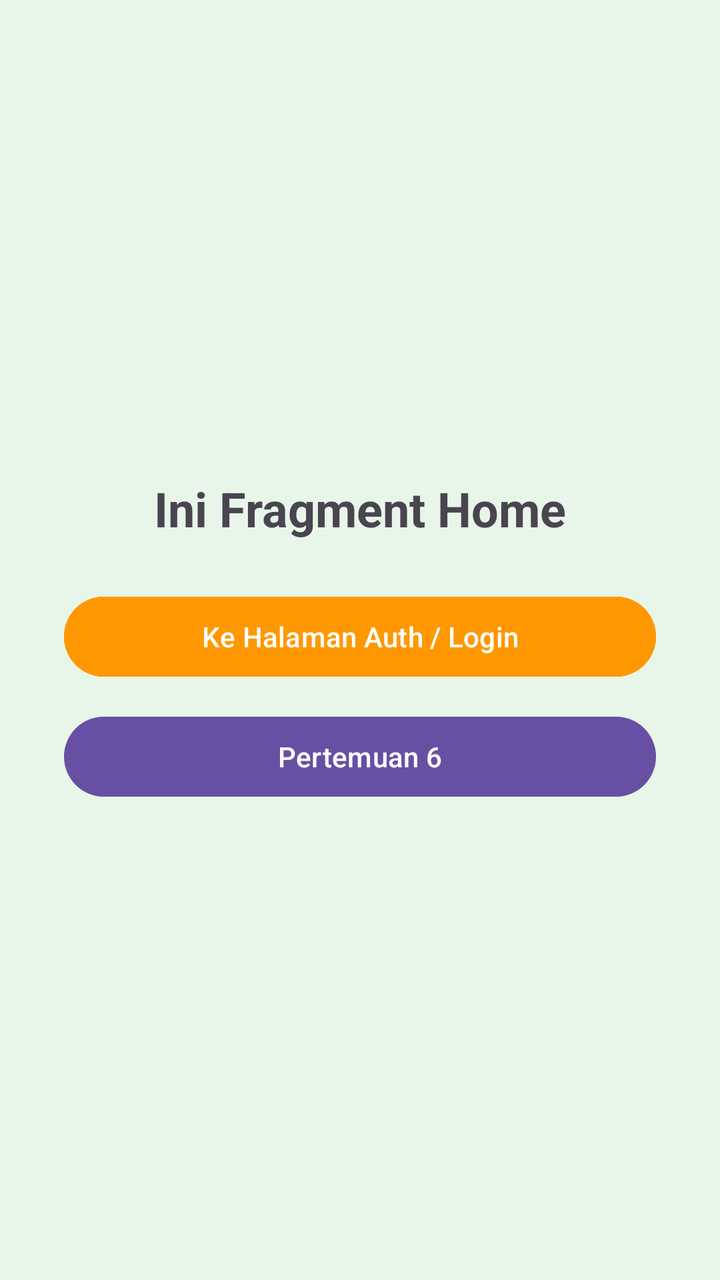
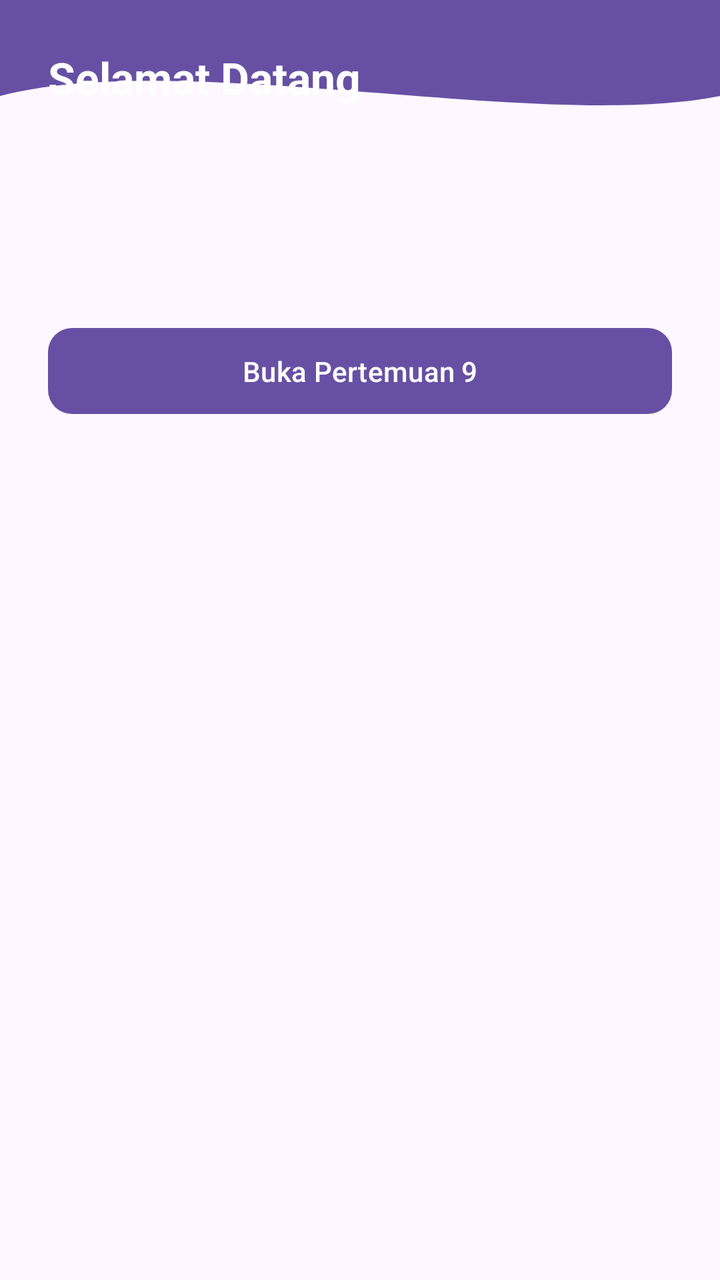

Compare the two renders of this Android layout. The source of the first and the diff that turns it into the second are given below.
<!-- AndroidManifest.xml: application theme Theme.Mars_farhan3TIE -->
<!-- res/layout/fragment_home.xml -->
<?xml version="1.0" encoding="utf-8"?>
<androidx.constraintlayout.widget.ConstraintLayout xmlns:android="http://schemas.android.com/apk/res/android"
    xmlns:app="http://schemas.android.com/apk/res-auto"
    xmlns:tools="http://schemas.android.com/tools"
    android:layout_width="match_parent"
    android:layout_height="match_parent"
    android:background="#E8F5E9"
    tools:context=".Home.HomeFragment">

    <TextView
        android:id="@+id/textView3"
        android:layout_width="wrap_content"
        android:layout_height="wrap_content"
        android:text="Ini Fragment Home"
        android:textSize="24sp"
        android:textStyle="bold"
        app:layout_constraintBottom_toTopOf="@id/btnToAuth"
        app:layout_constraintEnd_toEndOf="parent"
        app:layout_constraintStart_toStartOf="parent"
        app:layout_constraintTop_toTopOf="parent"
        app:layout_constraintVertical_chainStyle="packed" />

    <Button
        android:id="@+id/btnToAuth"
        android:layout_width="0dp"
        android:layout_height="wrap_content"
        android:layout_marginHorizontal="32dp"
        android:layout_marginTop="24dp"
        android:backgroundTint="#FF9800"
        android:text="Ke Halaman Auth / Login"
        android:textColor="#FFFFFF"
        app:layout_constraintBottom_toTopOf="@id/btnPertemuan6"
        app:layout_constraintEnd_toEndOf="parent"
        app:layout_constraintStart_toStartOf="parent"
        app:layout_constraintTop_toBottomOf="@id/textView3" />

    <Button
        android:id="@+id/btnPertemuan6"
        android:layout_width="0dp"
        android:layout_height="wrap_content"
        android:layout_marginHorizontal="32dp"
        android:layout_marginTop="12dp"
        android:text="Pertemuan 6"
        app:layout_constraintBottom_toBottomOf="parent"
        app:layout_constraintEnd_toEndOf="parent"
        app:layout_constraintStart_toStartOf="parent"
        app:layout_constraintTop_toBottomOf="@id/btnToAuth" />

</androidx.constraintlayout.widget.ConstraintLayout>
<!-- resources referenced by this layout -->
<resources>
  <style name="Theme.Mars_farhan3TIE" parent="Base.Theme.Mars_farhan3TIE" />
  <style name="Base.Theme.Mars_farhan3TIE" parent="Theme.Material3.DayNight.NoActionBar">
          
          
      </style>
</resources>

<!-- the commit's change to res/layout/fragment_home.xml (unified diff, before → after) -->
@@ -1,49 +1,47 @@
 <?xml version="1.0" encoding="utf-8"?>
-<androidx.constraintlayout.widget.ConstraintLayout xmlns:android="http://schemas.android.com/apk/res/android"
+<androidx.constraintlayout.widget.ConstraintLayout
+    xmlns:android="http://schemas.android.com/apk/res/android"
     xmlns:app="http://schemas.android.com/apk/res-auto"
-    xmlns:tools="http://schemas.android.com/tools"
     android:layout_width="match_parent"
     android:layout_height="match_parent"
-    android:background="#E8F5E9"
-    tools:context=".Home.HomeFragment">
+    android:fitsSystemWindows="true">
 
+    
+    <View
+        android:id="@+id/background_header"
+        android:layout_width="0dp"
+        android:layout_height="120dp"
+        android:background="@drawable/bg_header_wave"
+        app:layout_constraintEnd_toEndOf="parent"
+        app:layout_constraintStart_toStartOf="parent"
+        app:layout_constraintTop_toTopOf="parent" />
+
+    
     <TextView
-        android:id="@+id/textView3"
+        android:id="@+id/tvTitleHome"
         android:layout_width="wrap_content"
         android:layout_height="wrap_content"
-        android:text="Ini Fragment Home"
-        android:textSize="24sp"
+        android:layout_marginStart="24dp"
+        android:layout_marginTop="24dp"
+        android:text="Selamat Datang"
+        android:textColor="@android:color/white"
+        android:textSize="22sp"
         android:textStyle="bold"
-        app:layout_constraintBottom_toTopOf="@id/btnToAuth"
+        app:layout_constraintStart_toStartOf="parent"
+        app:layout_constraintTop_toTopOf="parent" />
+
+    
+    <com.google.android.material.button.MaterialButton
+        android:id="@+id/btnPertemuan9"
+        android:layout_width="match_parent"
+        android:layout_height="wrap_content"
+        android:layout_marginHorizontal="24dp"
+        android:layout_marginTop="40dp"
+        android:padding="12dp"
+        android:text="Buka Pertemuan 9"
+        app:cornerRadius="12dp"
         app:layout_constraintEnd_toEndOf="parent"
         app:layout_constraintStart_toStartOf="parent"
-        app:layout_constraintTop_toTopOf="parent"
-        app:layout_constraintVertical_chainStyle="packed" />
-
-    <Button
-        android:id="@+id/btnToAuth"
-        android:layout_width="0dp"
-        android:layout_height="wrap_content"
-        android:layout_marginHorizontal="32dp"
-        android:layout_marginTop="24dp"
-        android:backgroundTint="#FF9800"
-        android:text="Ke Halaman Auth / Login"
-        android:textColor="#FFFFFF"
-        app:layout_constraintBottom_toTopOf="@id/btnPertemuan6"
-        app:layout_constraintEnd_toEndOf="parent"
-        app:layout_constraintStart_toStartOf="parent"
-        app:layout_constraintTop_toBottomOf="@id/textView3" />
-
-    <Button
-        android:id="@+id/btnPertemuan6"
-        android:layout_width="0dp"
-        android:layout_height="wrap_content"
-        android:layout_marginHorizontal="32dp"
-        android:layout_marginTop="12dp"
-        android:text="Pertemuan 6"
-        app:layout_constraintBottom_toBottomOf="parent"
-        app:layout_constraintEnd_toEndOf="parent"
-        app:layout_constraintStart_toStartOf="parent"
-        app:layout_constraintTop_toBottomOf="@id/btnToAuth" />
+        app:layout_constraintTop_toBottomOf="@id/background_header" />
 
 </androidx.constraintlayout.widget.ConstraintLayout>
<!-- resource entries referenced after the edit -->
@@ -1,5 +1,23 @@
 <!-- resources referenced by this layout -->
 <resources>
+  <!-- drawable bg_header_wave (drawable) -->
+  <?xml version="1.0" encoding="utf-8"?>
+  <vector xmlns:android="http://schemas.android.com/apk/res/android"
+      android:width="100dp"
+      android:height="100dp"
+      android:viewportWidth="100"
+      android:viewportHeight="100">
+      <path
+          android:fillColor="?attr/colorPrimary"
+          android:pathData="
+              M0,0
+              L100,0
+              L100,40
+              C 75,55
+                25,20
+                0,40
+              Z" />
+  </vector>
   <style name="Theme.Mars_farhan3TIE" parent="Base.Theme.Mars_farhan3TIE" />
   <style name="Base.Theme.Mars_farhan3TIE" parent="Theme.Material3.DayNight.NoActionBar">
           
